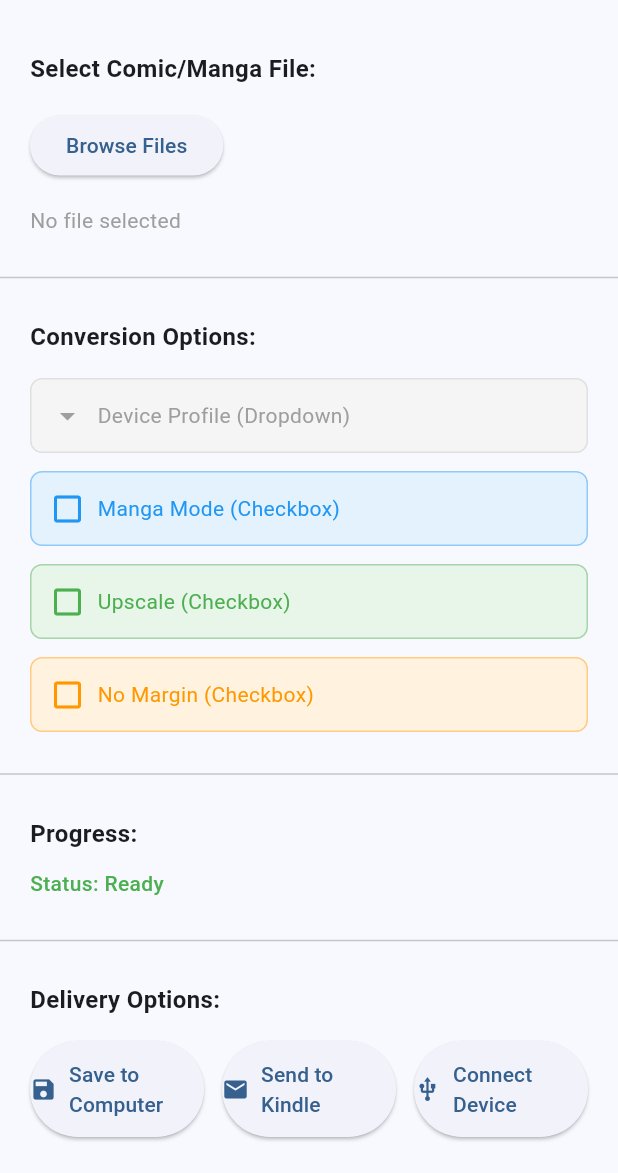
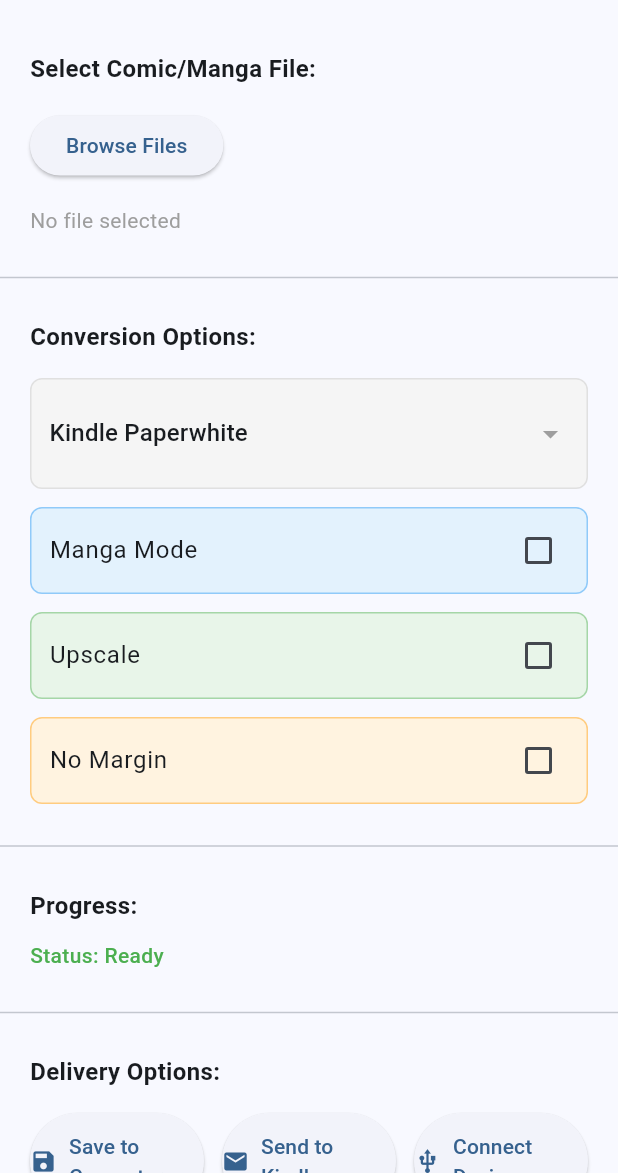
Before and after one commit to MarioZitko/comi_convert_desktop, a Flutter app: the screen it shows after launch, on a phone screen of 412 x 824 dp, the part 63-1236 px from its top. Run offline on Flutter 3.47's test engine with Material 3 defaults, Android fonts, the phone set to English and light mode, and no system bars; our stand-ins replace file_picker.

Commit message:
UI For conversion options

```diff
--- a/lib/screens/home_screen.dart
+++ b/lib/screens/home_screen.dart
@@ -1,5 +1,6 @@
 import 'package:flutter/material.dart';
 import '../widgets/file_selection_widget.dart';
+import '../widgets/conversion_options_widget.dart';
 
 class HomeScreen extends StatefulWidget {
   const HomeScreen({super.key});
@@ -11,6 +12,7 @@
 class _HomeScreenState extends State<HomeScreen> {
   bool isConverting = false;
   double conversionProgress = 0.0;
+  Map<String, dynamic> conversionSettings = {};
 
   @override
   Widget build(BuildContext context) {
@@ -33,78 +35,12 @@
             // Conversion Options Section
             Padding(
               padding: const EdgeInsets.all(20.0),
-              child: Column(
-                crossAxisAlignment: CrossAxisAlignment.start,
-                children: [
-                  const Text(
-                    'Conversion Options:',
-                    style: TextStyle(fontSize: 16, fontWeight: FontWeight.bold),
-                  ),
-                  const SizedBox(height: 16),
-                  Container(
-                    padding: const EdgeInsets.all(12),
-                    decoration: BoxDecoration(
-                      color: Colors.grey[100],
-                      borderRadius: BorderRadius.circular(8),
-                      border: Border.all(color: Colors.grey[300]!),
-                    ),
-                    child: const Row(
-                      children: [
-                        Icon(Icons.arrow_drop_down, color: Colors.grey),
-                        SizedBox(width: 8),
-                        Text('Device Profile (Dropdown)', style: TextStyle(color: Colors.grey)),
-                      ],
-                    ),
-                  ),
-                  const SizedBox(height: 12),
-                  Container(
-                    padding: const EdgeInsets.all(12),
-                    decoration: BoxDecoration(
-                      color: Colors.blue[50],
-                      borderRadius: BorderRadius.circular(8),
-                      border: Border.all(color: Colors.blue[200]!),
-                    ),
-                    child: const Row(
-                      children: [
-                        Icon(Icons.check_box_outline_blank, color: Colors.blue),
-                        SizedBox(width: 8),
-                        Text('Manga Mode (Checkbox)', style: TextStyle(color: Colors.blue)),
-                      ],
-                    ),
-                  ),
-                  const SizedBox(height: 12),
-                  Container(
-                    padding: const EdgeInsets.all(12),
-                    decoration: BoxDecoration(
-                      color: Colors.green[50],
-                      borderRadius: BorderRadius.circular(8),
-                      border: Border.all(color: Colors.green[200]!),
-                    ),
-                    child: const Row(
-                      children: [
-                        Icon(Icons.check_box_outline_blank, color: Colors.green),
-                        SizedBox(width: 8),
-                        Text('Upscale (Checkbox)', style: TextStyle(color: Colors.green)),
-                      ],
-                    ),
-                  ),
-                  const SizedBox(height: 12),
-                  Container(
-                    padding: const EdgeInsets.all(12),
-                    decoration: BoxDecoration(
-                      color: Colors.orange[50],
-                      borderRadius: BorderRadius.circular(8),
-                      border: Border.all(color: Colors.orange[200]!),
-                    ),
-                    child: const Row(
-                      children: [
-                        Icon(Icons.check_box_outline_blank, color: Colors.orange),
-                        SizedBox(width: 8),
-                        Text('No Margin (Checkbox)', style: TextStyle(color: Colors.orange)),
-                      ],
-                    ),
-                  ),
-                ],
+              child: ConversionOptionsWidget(
+                onChanged: (settings) {
+                  setState(() {
+                    conversionSettings = settings;
+                  });
+                },
               ),
             ),
 
--- /dev/null
+++ b/lib/widgets/conversion_options_widget.dart
@@ -0,0 +1,141 @@
+import 'package:flutter/material.dart';
+
+class ConversionOptionsWidget extends StatefulWidget {
+  final Function(Map<String, dynamic>)? onChanged;
+
+  const ConversionOptionsWidget({
+    super.key,
+    this.onChanged,
+  });
+
+  @override
+  State<ConversionOptionsWidget> createState() => _ConversionOptionsWidgetState();
+}
+
+class _ConversionOptionsWidgetState extends State<ConversionOptionsWidget> {
+  final List<String> deviceProfiles = [
+    'Kindle Paperwhite',
+    'Kobo Clara 2E',
+    'Onyx Boox Nova 3',
+    'Generic E-reader',
+  ];
+
+  String selectedDeviceProfile = 'Kindle Paperwhite';
+  bool mangaMode = false;
+  bool upscale = false;
+  bool noMargin = false;
+
+  void _notifyChange() {
+    if (widget.onChanged != null) {
+      widget.onChanged!({
+        'deviceProfile': selectedDeviceProfile,
+        'mangaMode': mangaMode,
+        'upscale': upscale,
+        'noMargin': noMargin,
+      });
+    }
+  }
+
+  @override
+  Widget build(BuildContext context) {
+    return Column(
+      crossAxisAlignment: CrossAxisAlignment.start,
+      children: [
+        const Text(
+          'Conversion Options:',
+          style: TextStyle(fontSize: 16, fontWeight: FontWeight.bold),
+        ),
+        const SizedBox(height: 16),
+
+        Container(
+          padding: const EdgeInsets.all(12),
+          decoration: BoxDecoration(
+            color: Colors.grey[100],
+            borderRadius: BorderRadius.circular(8),
+            border: Border.all(color: Colors.grey[300]!),
+          ),
+          child: DropdownButton<String>(
+            value: selectedDeviceProfile,
+            isExpanded: true,
+            underline: const SizedBox(),
+            icon: const Icon(Icons.arrow_drop_down, color: Colors.grey),
+            items: deviceProfiles.map((String profile) {
+              return DropdownMenuItem<String>(
+                value: profile,
+                child: Text(profile),
+              );
+            }).toList(),
+            onChanged: (String? newValue) {
+              if (newValue != null) {
+                setState(() {
+                  selectedDeviceProfile = newValue;
+                });
+                _notifyChange();
+              }
+            },
+          ),
+        ),
+
+        const SizedBox(height: 12),
+
+        CheckboxListTile(
+          title: const Text('Manga Mode'),
+          value: mangaMode,
+          onChanged: (bool? value) {
+            setState(() {
+              mangaMode = value ?? false;
+            });
+            _notifyChange();
+          },
+          activeColor: Colors.blue,
+          contentPadding: const EdgeInsets.symmetric(horizontal: 12),
+          tileColor: Colors.blue[50],
+          shape: RoundedRectangleBorder(
+            borderRadius: BorderRadius.circular(8),
+            side: BorderSide(color: Colors.blue[200]!),
+          ),
+        ),
+
+        const SizedBox(height: 12),
+
+        CheckboxListTile(
+          title: const Text('Upscale'),
+          value: upscale,
+          onChanged: (bool? value) {
+            setState(() {
+              upscale = value ?? false;
+            });
+            _notifyChange();
+          },
+          activeColor: Colors.green,
+          contentPadding: const EdgeInsets.symmetric(horizontal: 12),
+          tileColor: Colors.green[50],
+          shape: RoundedRectangleBorder(
+            borderRadius: BorderRadius.circular(8),
+            side: BorderSide(color: Colors.green[200]!),
+          ),
+        ),
+
+        const SizedBox(height: 12),
+
+        CheckboxListTile(
+          title: const Text('No Margin'),
+          value: noMargin,
+          onChanged: (bool? value) {
+            setState(() {
+              noMargin = value ?? false;
+            });
+            _notifyChange();
+          },
+          activeColor: Colors.orange,
+          contentPadding: const EdgeInsets.symmetric(horizontal: 12),
+          tileColor: Colors.orange[50],
+          shape: RoundedRectangleBorder(
+            borderRadius: BorderRadius.circular(8),
+            side: BorderSide(color: Colors.orange[200]!),
+          ),
+        ),
+      ],
+    );
+  }
+}
--- a/lib/widgets/file_selection_widget.dart
+++ b/lib/widgets/file_selection_widget.dart
@@ -87,10 +87,7 @@
           const SizedBox(height: 4),
           Text(
             'Full path: $selectedFilePath',
-            style: const TextStyle(
-              fontSize: 12,
-              color: Colors.grey,
-            ),
+            style: const TextStyle(fontSize: 12, color: Colors.grey),
           ),
         ],
       ],
```
